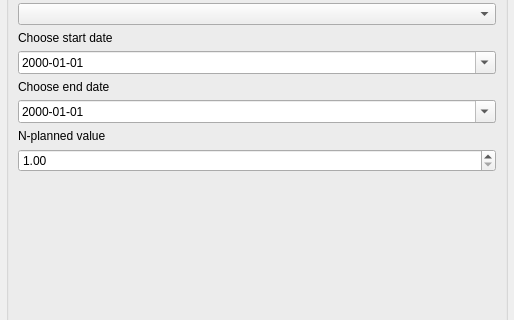
Old version of the form geosys/ui/templates/geosys_dockwidget_base.ui in the repository earthdaily/qgis-plugin; both pictures show x 0 to 514 and y 200 to 520 of the 514 by 789 pixel window.
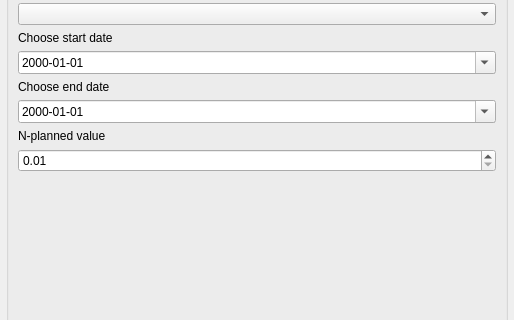
New version of the form.

Commit message: n-planned default value 0.01 now, min 0.01, and the spinbox will only be enabled when its a nitrogen map

What changed in the file:
```diff
--- a/geosys/ui/templates/geosys_dockwidget_base.ui
+++ b/geosys/ui/templates/geosys_dockwidget_base.ui
@@ -196,8 +196,11 @@
            </item>
            <item>
             <widget class="QDoubleSpinBox" name="n_planned_value_spinbox">
+             <property name="enabled">
+              <bool>true</bool>
+             </property>
              <property name="minimum">
-              <double>1.000000000000000</double>
+              <double>0.010000000000000</double>
              </property>
              <property name="maximum">
               <double>100.000000000000000</double>
@@ -206,7 +209,7 @@
               <double>0.500000000000000</double>
              </property>
              <property name="value">
-              <double>1.000000000000000</double>
+              <double>0.010000000000000</double>
              </property>
             </widget>
            </item>
```
The commit also changes 2 other files.
